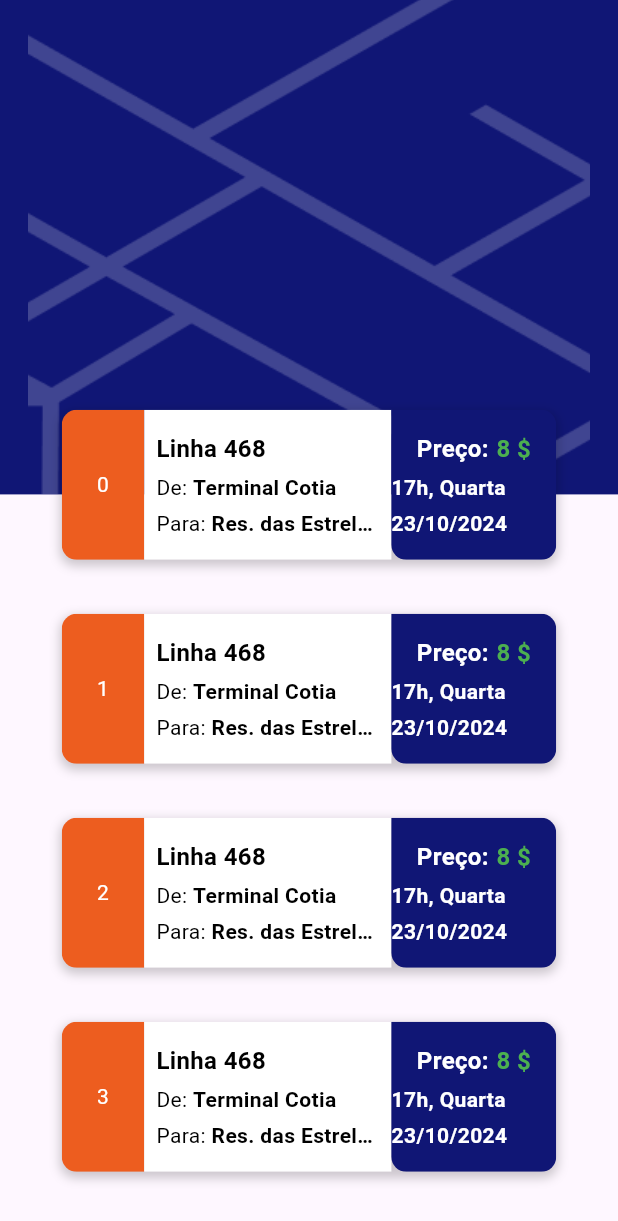
After one commit to M4theusVieir4/Bus-Fleet-TCC, a Flutter app: the SelectBusPage screen opened by its route, on a phone screen of 412 x 824 dp. The commit adds this screen. Shown: the top 1221 px of the screen. Run offline on Flutter 3.47's test engine with Material 3 defaults, Android fonts, the phone set to English and light mode, and no system bars; our stand-ins replace cached_network_image, dio, firebase_auth, firebase_core, flutter_bloc, flutter_modular and 5 more; missing offline and left inert: google_maps_flutter_android, google_maps_flutter_platform_interface, onesignal_flutter; accounts and stored records are empty; generated files the repository leaves out were written again.

Commit message:
Adicionando página para selecionar o ônibus baseado em preços

```diff
--- a/design_kit/lib/theme/icons/app_icons.dart
+++ b/design_kit/lib/theme/icons/app_icons.dart
@@ -118,7 +118,13 @@ abstract class AppIcons {
 
   static const email = '$_basePathPNG/email.png';
 
+  static const bell = '$_basePathPNG/bell.png';
+
+  static const menu = '$_basePathPNG/menu.png';
+
   static const googlePNG = '$_basePathPNG/google.png';
+
+  static const backgroundSelectPNG = '$_basePathPNG/backgroundSelect.png';
 
   static const key = '$_basePathPNG/key.png';
 
--- a/lib/app_module.dart
+++ b/lib/app_module.dart
@@ -2,6 +2,7 @@ import 'package:busbr/infra/base/cubits/core/core_module.dart';
 import 'package:busbr/infra/core/routes/bus_br_routes.dart';
 import 'package:busbr/modules/auth/login/login_module.dart';
 import 'package:busbr/modules/auth/register/register_module.dart';
+import 'package:busbr/modules/bus_tracker/select_bus_module.dart';
 import 'package:busbr/modules/home/home_module.dart';
 import 'package:flutter_modular/flutter_modular.dart';
 
@@ -15,8 +16,9 @@ class AppModule extends Module {
   @override
   void routes(RouteManager r) {
     r.module(Modular.initialRoute, module: LoginModule());
-    r.module(BusBrRoutes.register, module: RegisterModule());
+    r.module(BusBrRoutes.REGISTER, module: RegisterModule());
 
-    r.module(BusBrRoutes.home, module: HomeModule());
+    r.module(BusBrRoutes.HOME, module: HomeModule());
+    r.module(BusBrRoutes.SELECT_BUS, module: SelectBusModule());
   }
 }
--- a/lib/infra/core/routes/bus_br_routes.dart
+++ b/lib/infra/core/routes/bus_br_routes.dart
@@ -1,6 +1,6 @@
 class BusBrRoutes {
-  static const login = '/login/';
-  static const register = '/register/';
-
-  static const home = '/home/';
+  static const LOGIN = '/login/';
+  static const REGISTER = '/register/';
+  static const SELECT_BUS = '/select-bus/';
+  static const HOME = '/home/';
 }
--- a/lib/modules/auth/login/login_page.dart
+++ b/lib/modules/auth/login/login_page.dart
@@ -60,7 +60,7 @@ class _LoginPageState extends State<LoginPage> {
         bloc: _cubit,
         listener: (context, state) {
           if (state is LoginSucccessState) {
-            Modular.to.pushNamed(BusBrRoutes.home);
+            Modular.to.pushNamed(BusBrRoutes.HOME);
           }
 
           if (state is LoginErrorState) {
@@ -324,7 +324,7 @@ class _LoginPageState extends State<LoginPage> {
                     style: design.labelS(color: design.info100),
                   ),
                   onPressed: () {
-                    Modular.to.pushNamed(BusBrRoutes.register);
+                    Modular.to.pushNamed(BusBrRoutes.REGISTER);
                   },
                 ),
               ],
--- /dev/null
+++ b/lib/modules/bus_tracker/select_bus_module.dart
@@ -0,0 +1,15 @@
+import 'package:busbr/modules/bus_tracker/select_bus_page.dart';
+import 'package:busbr/modules/home/cubit/home_cubit.dart';
+import 'package:flutter_modular/flutter_modular.dart';
+
+class SelectBusModule extends Module {
+  @override
+  void binds(Injector i) {
+    i.addLazySingleton(HomeCubit.new);
+  }
+
+  @override
+  void routes(RouteManager r) {
+    r.child(Modular.initialRoute, child: (_) => SelectBusPage());
+  }
+}
--- /dev/null
+++ b/lib/modules/bus_tracker/select_bus_page.dart
@@ -0,0 +1,271 @@
+import 'package:busbr/infra/core/routes/bus_br_routes.dart';
+import 'package:busbr/infra/core/validators/validators.dart';
+import 'package:busbr/modules/auth/login/cubit/login_controller.dart';
+import 'package:busbr/modules/auth/login/cubit/login_state.dart';
+import 'package:design_kit/design_kit.dart';
+import 'package:flutter/material.dart';
+import 'package:flutter_bloc/flutter_bloc.dart';
+import 'package:flutter_modular/flutter_modular.dart';
+
+class SelectBusPage extends StatefulWidget {
+  const SelectBusPage({super.key});
+
+  @override
+  State<SelectBusPage> createState() => _SelectBusPageState();
+}
+
+class _SelectBusPageState extends State<SelectBusPage> {
+  late Color myColor;
+  late Size mediaSize;
+  late TextEditingController _emailController;
+  late TextEditingController _passwordController;
+  late GlobalKey<FormState> _formKey;
+  late LoginController _cubit;
+  bool _isObscurePassword = true;
+  bool rememberUser = false;
+
+  @override
+  void initState() {
+    _emailController = TextEditingController();
+    _passwordController = TextEditingController();
+    _formKey = GlobalKey<FormState>();
+    _cubit = Modular.get()..initialize();
+    super.initState();
+  }
+
+  @override
+  void dispose() {
+    _emailController.dispose();
+    _passwordController.dispose();
+    _cubit.close();
+    super.dispose();
+  }
+
+  void _onPressed() {
+    if (_formKey.currentState?.validate() ?? false) {
+      _cubit.login(
+        email: _emailController.text,
+        password: _passwordController.text,
+      );
+    }
+  }
+
+  @override
+  Widget build(BuildContext context) {
+    final design = DesignSystem.of(context);
+    final screenHeight = MediaQuery.of(context).size.height;
+
+    return Scaffold(
+      body: Stack(
+        children: [
+          // Imagem de fundo que ocupa metade da tela
+          Positioned(
+            top: 0,
+            left: 0,
+            right: 0,
+            height: screenHeight * 0.4,
+            child: Container(
+              decoration: BoxDecoration(
+                color: design.primary,
+                image: DecorationImage(
+                  image: const AssetImage(AppIcons.backgroundSelectPNG),
+                  fit: BoxFit.none,
+                  colorFilter: ColorFilter.mode(
+                      design.primary.withOpacity(1), BlendMode.lighten),
+                ),
+              ),
+            ),
+          ),
+          // ListView na parte inferior da tela, sobrepondo 10% da imagem
+          Positioned(
+            top: screenHeight * 0.3, // 10% sobre a imagem de fundo
+            left: 0,
+            right: 0,
+            bottom: 0,
+
+            child: ListView.separated(
+              itemCount: 4,
+              padding: EdgeInsets.only(top: 16),
+              separatorBuilder: (BuildContext context, int index) =>
+                  const Divider(color: Colors.transparent),
+              itemBuilder: (BuildContext context, int index) {
+                return Align(
+                  alignment: Alignment.center,
+                  child: Container(
+                    width: MediaQuery.of(context).size.width * 0.8,
+                    margin: const EdgeInsets.symmetric(vertical: 10),
+                    decoration: BoxDecoration(
+                      color: Colors.transparent,
+                      boxShadow: [
+                        BoxShadow(
+                          color: Colors.black.withOpacity(0.2),
+                          spreadRadius: 1,
+                          blurRadius: 5,
+                          offset: const Offset(0, 3),
+                        ),
+                      ],
+                      borderRadius: BorderRadius.circular(10),
+                    ),
+                    child: ClipRRect(
+                      borderRadius: BorderRadius.circular(10),
+                      child: Row(
+                        children: [
+                          Expanded(
+                            flex: 1,
+                            child: Container(
+                              color: design.tertiary100,
+                              height: 100,
+                              child: Center(
+                                child: Text(
+                                  '$index',
+                                  style: const TextStyle(color: Colors.white),
+                                ),
+                              ),
+                            ),
+                          ),
+                          Expanded(
+                            flex: 3,
+                            child: Container(
+                              color: design.neutral900,
+                              height: 100,
+                              padding: const EdgeInsets.all(8.0),
+                              child: Column(
+                                crossAxisAlignment: CrossAxisAlignment.start,
+                                mainAxisAlignment: MainAxisAlignment.center,
+                                children: [
+                                  const Text(
+                                    'Linha 468',
+                                    style: TextStyle(
+                                      color: Colors.black,
+                                      fontWeight: FontWeight.bold,
+                                      fontSize: 16,
+                                    ),
+                                  ),
+                                  const SizedBox(height: 4),
+                                  Row(
+                                    children: const [
+                                      Text(
+                                        'De: ',
+                                        style: TextStyle(color: Colors.black),
+                                      ),
+                                      Expanded(
+                                        child: Text(
+                                          'Terminal Cotia',
+                                          style: TextStyle(
+                                            color: Colors.black,
+                                            fontWeight: FontWeight.w600,
+                                          ),
+                                          overflow: TextOverflow.ellipsis,
+                                        ),
+                                      ),
+                                    ],
+                                  ),
+                                  const SizedBox(height: 4),
+                                  Row(
+                                    children: const [
+                                      Text(
+                                        'Para: ',
+                                        style: TextStyle(color: Colors.black),
+                                      ),
+                                      Expanded(
+                                        child: Text(
+                                          'Res. das Estrelas',
+                                          style: TextStyle(
+                                            color: Colors.black,
+                                            fontWeight: FontWeight.w600,
+                                          ),
+                                          overflow: TextOverflow.ellipsis,
+                                        ),
+                                      ),
+                                    ],
+                                  ),
+                                ],
+                              ),
+                            ),
+                          ),
+                          Expanded(
+                            flex: 2,
+                            child: Container(
+                              height: 100,
+                              decoration: BoxDecoration(
+                                color: design.primary,
+                                borderRadius: const BorderRadius.only(
+                                  bottomLeft: Radius.circular(10),
+                                ),
+                              ),
+                              child: Column(
+                                mainAxisAlignment: MainAxisAlignment.center,
+                                children: [
+                                  Row(
+                                    mainAxisAlignment: MainAxisAlignment.center,
+                                    children: const [
+                                      Text(
+                                        'Preço:',
+                                        style: TextStyle(
+                                          color: Colors.white,
+                                          fontWeight: FontWeight.bold,
+                                          fontSize: 16,
+                                        ),
+                                      ),
+                                      SizedBox(
+                                        width: 5,
+                                      ),
+                                      Text(
+                                        '8 \$',
+                                        style: TextStyle(
+                                          color: Colors.green,
+                                          fontWeight: FontWeight.bold,
+                                          fontSize: 16,
+                                        ),
+                                      ),
+                                    ],
+                                  ),
+                                  const SizedBox(height: 4),
+                                  Row(
+                                    mainAxisAlignment: MainAxisAlignment.center,
+                                    children: const [
+                                      Expanded(
+                                        child: Text(
+                                          '17h, Quarta',
+                                          style: TextStyle(
+                                            color: Colors.white,
+                                            fontWeight: FontWeight.w600,
+                                          ),
+                                          overflow: TextOverflow.ellipsis,
+                                        ),
+                                      ),
+                                    ],
+                                  ),
+                                  const SizedBox(height: 4),
+                                  Row(
+                                    mainAxisAlignment: MainAxisAlignment.center,
+                                    children: const [
+                                      Expanded(
+                                        child: Text(
+                                          '23/10/2024',
+                                          style: TextStyle(
+                                            color: Colors.white,
+                                            fontWeight: FontWeight.w600,
+                                          ),
+                                          overflow: TextOverflow.ellipsis,
+                                        ),
+                                      ),
+                                    ],
+                                  ),
+                                ],
+                              ),
+                            ),
+                          ),
+                        ],
+                      ),
+                    ),
+                  ),
+                );
+              },
+            ),
+          ),
+        ],
+      ),
+    );
+  }
+}
```
Also changed, not shown: design_kit/assets/pngs/backgroundSelect.png (added), design_kit/assets/pngs/bell.png (added), design_kit/assets/pngs/menu.png (added).
